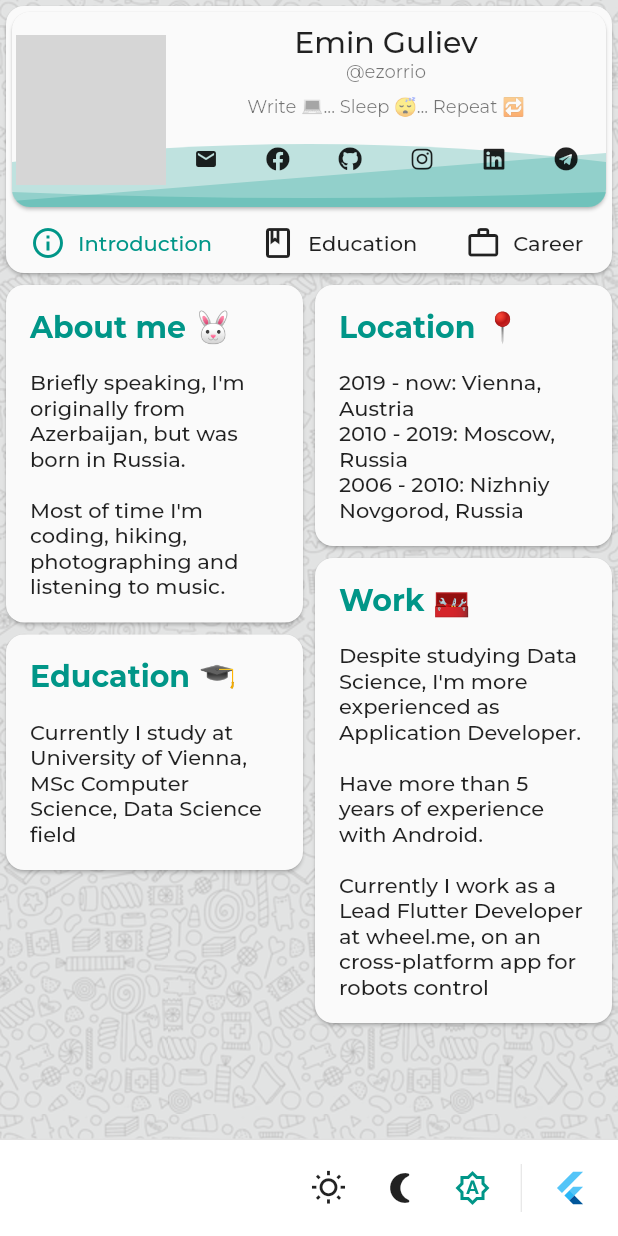
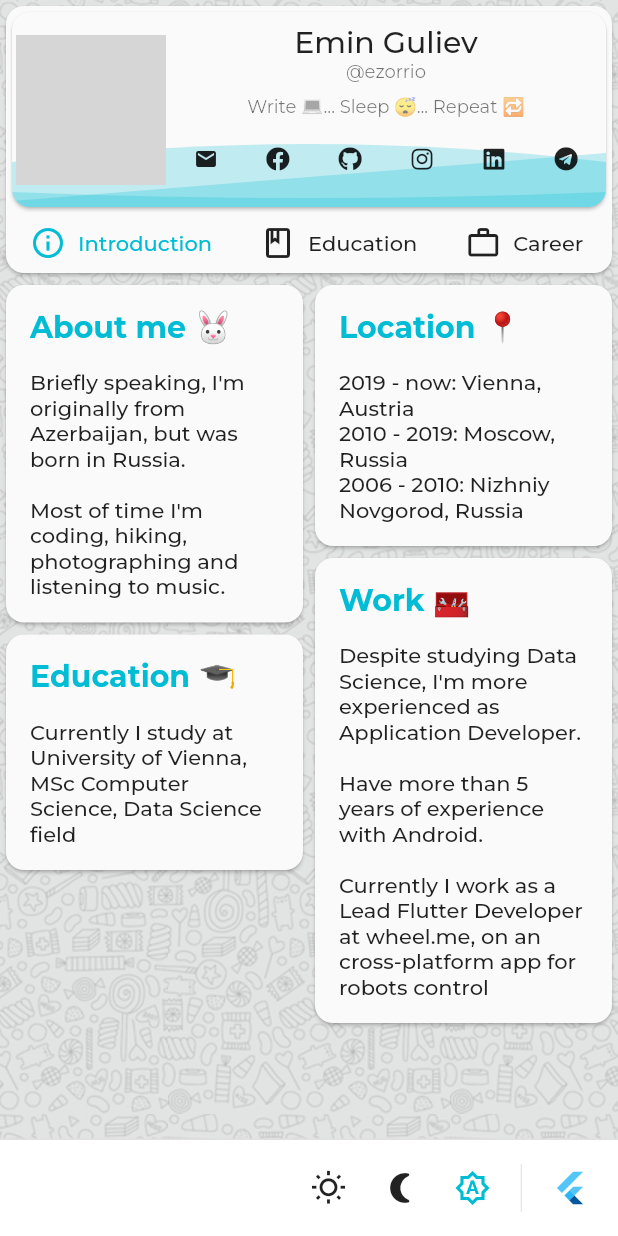
Before and after one commit to ezorrio/ezorrio.dev, a Flutter app: the screen it shows after launch, on a phone screen of 412 x 824 dp. Run offline on Flutter 3.47's test engine with Material 2 defaults, Android fonts, the phone set to English and light mode, and no system bars; our stand-ins replace bloc, flutter_bloc, font_awesome_flutter, google_fonts, shared_preferences, simple_animations and 1 more; network calls fail; grey boxes are pictures that could not be loaded.

Commit message:
Changed color to cyan

```diff
--- a/lib/Themes.dart
+++ b/lib/Themes.dart
@@ -2,7 +2,7 @@ import 'package:flutter/material.dart';
 import 'package:google_fonts/google_fonts.dart';
 
 class AppColors {
-  static var primary = Colors.teal;
+  static var primary = Colors.cyan;
 }
 
 class Themes {
```
